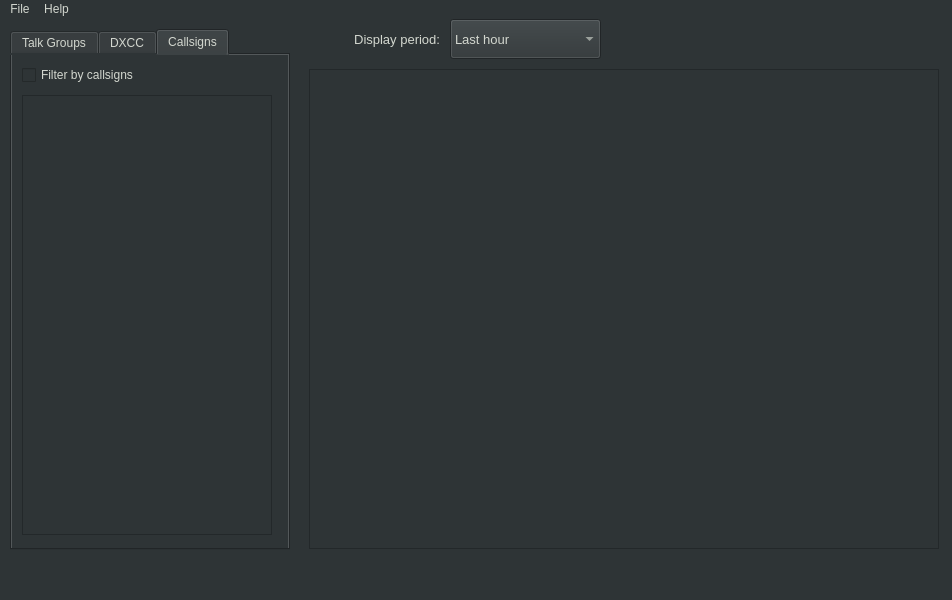
ut8uu/U2.Suite.Python, file Sources/U2.Suite/brandmeister/ui/BmMonitorMainWindow.ui: the form before one commit.
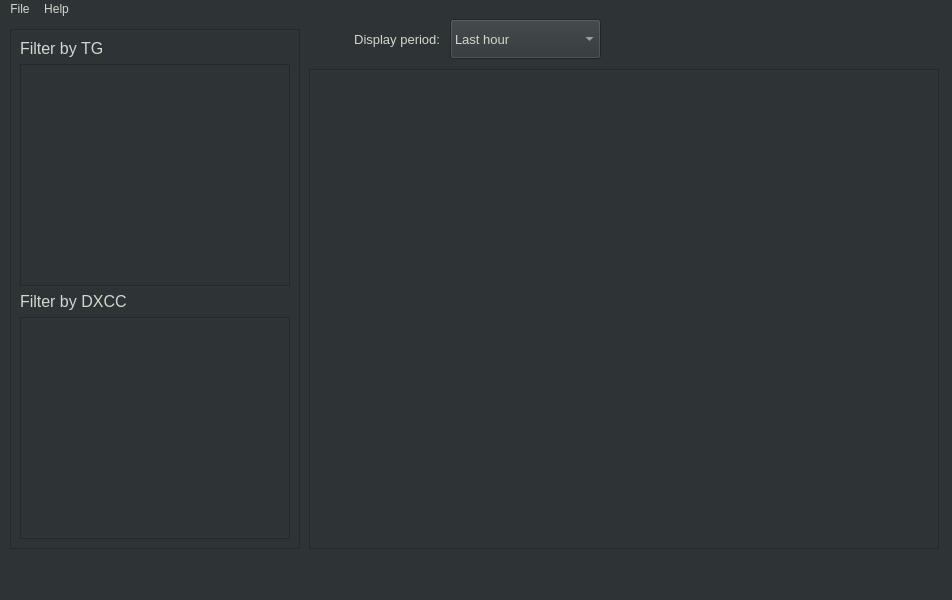
The form after the commit. The open tabs and pages were chosen to show the change.

Commit message: Updated the main window UI

What changed in the file:
```diff
--- a/Sources/U2.Suite/brandmeister/ui/BmMonitorMainWindow.ui
+++ b/Sources/U2.Suite/brandmeister/ui/BmMonitorMainWindow.ui
@@ -25,130 +25,6 @@
    <string notr="true">background-color: rgb(46, 52, 54); color: rgb(211, 215, 207);</string>
   </property>
   <widget class="QWidget" name="centralwidget">
-   <widget class="QTabWidget" name="tabWidget">
-    <property name="geometry">
-     <rect>
-      <x>10</x>
-      <y>10</y>
-      <width>280</width>
-      <height>521</height>
-     </rect>
-    </property>
-    <property name="currentIndex">
-     <number>0</number>
-    </property>
-    <widget class="QWidget" name="tab">
-     <attribute name="title">
-      <string>Talk Groups</string>
-     </attribute>
-     <widget class="QCheckBox" name="cbTalkGroups">
-      <property name="geometry">
-       <rect>
-        <x>10</x>
-        <y>10</y>
-        <width>190</width>
-        <height>20</height>
-       </rect>
-      </property>
-      <property name="text">
-       <string>Filter by groups</string>
-      </property>
-     </widget>
-     <widget class="QListView" name="lbGroups">
-      <property name="geometry">
-       <rect>
-        <x>10</x>
-        <y>40</y>
-        <width>250</width>
-        <height>440</height>
-       </rect>
-      </property>
-      <property name="font">
-       <font>
-        <family>JetBrains Mono</family>
-        <pointsize>8</pointsize>
-        <weight>50</weight>
-        <bold>false</bold>
-       </font>
-      </property>
-     </widget>
-    </widget>
-    <widget class="QWidget" name="tab_3">
-     <attribute name="title">
-      <string>DXCC</string>
-     </attribute>
-     <widget class="QCheckBox" name="cbFilterByDxcc">
-      <property name="geometry">
-       <rect>
-        <x>10</x>
-        <y>10</y>
-        <width>190</width>
-        <height>20</height>
-       </rect>
-      </property>
-      <property name="text">
-       <string>Filter by DXCC</string>
-      </property>
-     </widget>
-     <widget class="QListView" name="lbCountries">
-      <property name="geometry">
-       <rect>
-        <x>10</x>
-        <y>40</y>
-        <width>250</width>
-        <height>440</height>
-       </rect>
-      </property>
-      <property name="font">
-       <font>
-        <family>JetBrains Mono</family>
-        <pointsize>8</pointsize>
-        <weight>50</weight>
-        <bold>false</bold>
-       </font>
-      </property>
-     </widget>
-    </widget>
-    <widget class="QWidget" name="tab_2">
-     <attribute name="title">
-      <string>Callsigns</string>
-     </attribute>
-     <widget class="QCheckBox" name="cbFilterByCallsigns">
-      <property name="geometry">
-       <rect>
-        <x>10</x>
-        <y>10</y>
-        <width>250</width>
-        <height>20</height>
-       </rect>
-      </property>
-      <property name="text">
-       <string>Filter by callsigns</string>
-      </property>
-     </widget>
-     <widget class="QPlainTextEdit" name="tbCallsigns">
-      <property name="enabled">
-       <bool>false</bool>
-      </property>
-      <property name="geometry">
-       <rect>
-        <x>10</x>
-        <y>40</y>
-        <width>250</width>
-        <height>440</height>
-       </rect>
-      </property>
-      <property name="font">
-       <font>
-        <family>JetBrains Mono</family>
-        <pointsize>16</pointsize>
-        <weight>50</weight>
-        <bold>false</bold>
-       </font>
-      </property>
-     </widget>
-    </widget>
-   </widget>
    <widget class="QComboBox" name="cbTimestampFilter">
     <property name="geometry">
      <rect>
@@ -233,6 +109,96 @@
      <set>Qt::AlignRight|Qt::AlignTrailing|Qt::AlignVCenter</set>
     </property>
    </widget>
+   <widget class="QScrollArea" name="scrollArea">
+    <property name="geometry">
+     <rect>
+      <x>10</x>
+      <y>10</y>
+      <width>290</width>
+      <height>520</height>
+     </rect>
+    </property>
+    <property name="layoutDirection">
+     <enum>Qt::LeftToRight</enum>
+    </property>
+    <property name="verticalScrollBarPolicy">
+     <enum>Qt::ScrollBarAsNeeded</enum>
+    </property>
+    <property name="widgetResizable">
+     <bool>true</bool>
+    </property>
+    <widget class="QWidget" name="scrollAreaWidgetContents">
+     <property name="geometry">
+      <rect>
+       <x>0</x>
+       <y>0</y>
+       <width>288</width>
+       <height>518</height>
+      </rect>
+     </property>
+     <layout class="QVBoxLayout" name="verticalLayout">
+      <item>
+       <widget class="QLabel" name="lblFilterByTG">
+        <property name="sizePolicy">
+         <sizepolicy hsizetype="Preferred" vsizetype="Fixed">
+          <horstretch>0</horstretch>
+          <verstretch>0</verstretch>
+         </sizepolicy>
+        </property>
+        <property name="font">
+         <font>
+          <pointsize>12</pointsize>
+         </font>
+        </property>
+        <property name="layoutDirection">
+         <enum>Qt::LeftToRight</enum>
+        </property>
+        <property name="text">
+         <string>Filter by TG</string>
+        </property>
+       </widget>
+      </item>
+      <item>
+       <widget class="QListView" name="lvFilterByTG">
+        <property name="sizePolicy">
+         <sizepolicy hsizetype="Expanding" vsizetype="Expanding">
+          <horstretch>0</horstretch>
+          <verstretch>0</verstretch>
+         </sizepolicy>
+        </property>
+       </widget>
+      </item>
+      <item>
+       <widget class="QLabel" name="lblFilterByDxcc">
+        <property name="sizePolicy">
+         <sizepolicy hsizetype="Preferred" vsizetype="Fixed">
+          <horstretch>0</horstretch>
+          <verstretch>0</verstretch>
+         </sizepolicy>
+        </property>
+        <property name="font">
+         <font>
+          <pointsize>12</pointsize>
+         </font>
+        </property>
+        <property name="text">
+         <string>Filter by DXCC</string>
+        </property>
+       </widget>
+      </item>
+      <item>
+       <widget class="QListView" name="lvFilterByDxcc">
+        <property name="sizePolicy">
+         <sizepolicy hsizetype="Expanding" vsizetype="Expanding">
+          <horstretch>0</horstretch>
+          <verstretch>0</verstretch>
+         </sizepolicy>
+        </property>
+       </widget>
+      </item>
+     </layout>
+    </widget>
+   </widget>
   </widget>
   <widget class="QMenuBar" name="menubar">
    <property name="geometry">
```
The commit also changes 2 other files.
